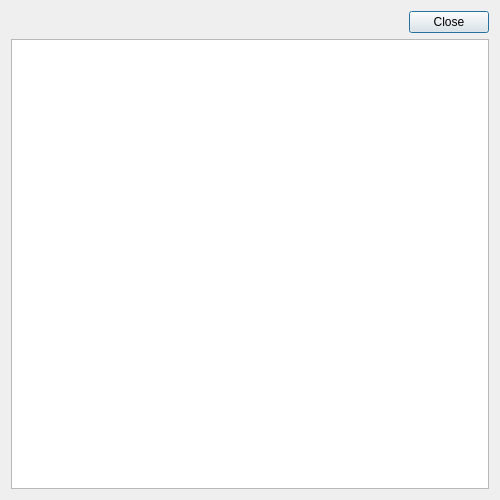
Old version of the form UI/glitch-ash.ui in the repository textbrowser/glitch.
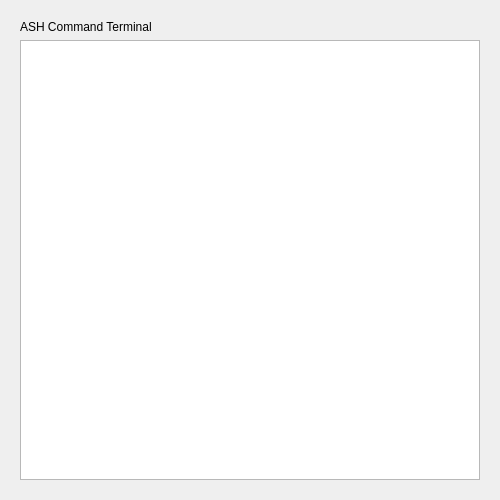
New version of the form. Custom widgets are drawn as their Qt base class.

```diff
--- a/UI/glitch-ash.ui
+++ b/UI/glitch-ash.ui
@@ -15,31 +15,17 @@
   </property>
   <layout class="QVBoxLayout" name="verticalLayout">
    <item>
-    <layout class="QHBoxLayout" name="horizontalLayout">
+    <widget class="QFrame" name="frame">
+     <layout class="QVBoxLayout" name="verticalLayout_2">
      <item>
-      <spacer name="horizontalSpacer">
-       <property name="orientation">
-        <enum>Qt::Horizontal</enum>
-       </property>
-       <property name="sizeHint" stdset="0">
-        <size>
-         <width>40</width>
-         <height>20</height>
-        </size>
-       </property>
-      </spacer>
-     </item>
-     <item>
-      <widget class="QPushButton" name="close">
+       <widget class="QLabel" name="label">
        <property name="text">
-        <string>Close</string>
-       </property>
-       <property name="shortcut">
-        <string>Ctrl+W</string>
-       </property>
-      </widget>
-     </item>
-    </layout>
+         <string>ASH Command Terminal</string>
+        </property>
+        <property name="wordWrap">
+         <bool>true</bool>
+        </property>
+       </widget>
    </item>
    <item>
     <widget class="glitch_ash_textedit" name="text">
@@ -50,6 +36,9 @@
    </item>
   </layout>
  </widget>
+   </item>
+  </layout>
+ </widget>
  <customwidgets>
   <customwidget>
    <class>glitch_ash_textedit</class>
```
Left out of the diff: 4 changed lines with no effect on the pictures. Lines whose indentation alone changed are shown as unchanged.
